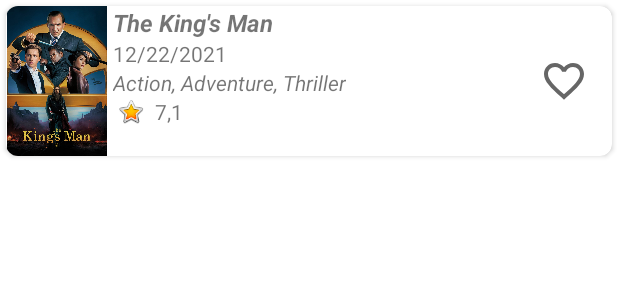
After one commit to rodionovmax/MovieApp, an Android app: the layout favorites_item.xml on its own in the app's theme, with its tools: preview values and no code run, on a phone screen of 412 x 824 dp. The commit adds this screen. Shown: the top 300 px of the screen. Run offline under Robolectric (Android 15) with nearby library versions, the phone set to English and light mode, and no system bars.

Commit message:
added toolbar search, toolbar options menu, favorites recyclerview

```diff
--- /dev/null
+++ b/app/src/main/res/drawable/ic_favorite_border.xml
@@ -0,0 +1,10 @@
+<vector xmlns:android="http://schemas.android.com/apk/res/android"
+    android:width="24dp"
+    android:height="24dp"
+    android:viewportWidth="24"
+    android:viewportHeight="24"
+    android:tint="?attr/colorControlNormal">
+  <path
+      android:fillColor="@android:color/white"
+      android:pathData="M16.5,3c-1.74,0 -3.41,0.81 -4.5,2.09C10.91,3.81 9.24,3 7.5,3 4.42,3 2,5.42 2,8.5c0,3.78 3.4,6.86 8.55,11.54L12,21.35l1.45,-1.32C18.6,15.36 22,12.28 22,8.5 22,5.42 19.58,3 16.5,3zM12.1,18.55l-0.1,0.1 -0.1,-0.1C7.14,14.24 4,11.39 4,8.5 4,6.5 5.5,5 7.5,5c1.54,0 3.04,0.99 3.57,2.36h1.87C13.46,5.99 14.96,5 16.5,5c2,0 3.5,1.5 3.5,3.5 0,2.89 -3.14,5.74 -7.9,10.05z"/>
+</vector>
--- a/app/src/main/res/layout/app_bar_main.xml
+++ b/app/src/main/res/layout/app_bar_main.xml
@@ -15,7 +15,7 @@
             android:id="@+id/toolbar"
             android:layout_width="match_parent"
             android:layout_height="?attr/actionBarSize"
-            android:background="@color/teal_200"
+            android:background="@color/blue"
             android:elevation="4dp"
             android:theme="@style/ThemeOverlay.AppCompat.Dark.ActionBar"
             app:popupTheme="@style/ThemeOverlay.AppCompat.Light" />
--- /dev/null
+++ b/app/src/main/res/layout/favorites_item.xml
@@ -0,0 +1,92 @@
+<?xml version="1.0" encoding="utf-8"?>
+<com.google.android.material.card.MaterialCardView
+    xmlns:android="http://schemas.android.com/apk/res/android"
+    xmlns:app="http://schemas.android.com/apk/res-auto"
+    xmlns:tools="http://schemas.android.com/tools"
+    android:layout_width="match_parent"
+    android:layout_height="100dp"
+    android:layout_margin="4dp"
+    android:elevation="2dp"
+    android:padding="4dp"
+    app:cardCornerRadius="8dp"
+    app:cardElevation="2dp"
+    app:contentPadding="0dp">
+
+    <androidx.constraintlayout.widget.ConstraintLayout
+        android:layout_width="match_parent"
+        android:layout_height="match_parent">
+
+        <ImageView
+            android:id="@+id/imageview_poster"
+            android:layout_width="67dp"
+            android:layout_height="100dp"
+            app:layout_constraintBottom_toBottomOf="parent"
+            app:layout_constraintStart_toStartOf="parent"
+            app:layout_constraintTop_toTopOf="parent"
+            app:srcCompat="@drawable/kingsman"
+            android:contentDescription="@string/imageview_poster" />
+
+        <TextView
+            android:id="@+id/textview_name_favorites"
+            android:layout_width="0dp"
+            android:layout_height="wrap_content"
+            android:layout_marginStart="4dp"
+            android:layout_marginEnd="4dp"
+            android:text="@string/favorites_item_title"
+            android:textAlignment="textStart"
+            android:textSize="16sp"
+            android:textStyle="bold|italic"
+            app:layout_constraintEnd_toEndOf="parent"
+            app:layout_constraintStart_toEndOf="@id/imageview_poster"
+            app:layout_constraintTop_toTopOf="parent" />
+
+        <TextView
+            android:id="@+id/textview_release_date_favorites"
+            android:layout_width="wrap_content"
+            android:layout_height="wrap_content"
+            android:layout_marginStart="4dp"
+            android:text="@string/favorites_item_release_date"
+            app:layout_constraintStart_toEndOf="@id/imageview_poster"
+            app:layout_constraintTop_toBottomOf="@id/textview_name_favorites" />
+
+        <TextView
+            android:id="@+id/textview_genre_favorites"
+            android:layout_width="wrap_content"
+            android:layout_height="wrap_content"
+            android:layout_marginStart="4dp"
+            android:text="@string/favorites_item_genre"
+            android:textStyle="italic"
+            app:layout_constraintStart_toEndOf="@id/imageview_poster"
+            app:layout_constraintTop_toBottomOf="@id/textview_release_date_favorites" />
+
+        <ImageView
+            android:id="@+id/imageview_rating_favorites"
+            android:layout_width="wrap_content"
+            android:layout_height="0dp"
+            app:layout_constraintBottom_toBottomOf="@+id/textview_rating_favorites"
+            app:layout_constraintStart_toEndOf="@id/imageview_poster"
+            app:layout_constraintTop_toTopOf="@+id/textview_rating_favorites"
+            app:srcCompat="@android:drawable/btn_star_big_on"
+            android:contentDescription="@string/imageview_rating_favorites" />
+
+        <TextView
+            android:id="@+id/textview_rating_favorites"
+            android:layout_width="wrap_content"
+            android:layout_height="wrap_content"
+            android:text="@string/favorites_item_rating"
+            app:layout_constraintStart_toEndOf="@id/imageview_rating_favorites"
+            app:layout_constraintTop_toBottomOf="@+id/textview_genre_favorites" />
+
+        <ImageView
+            android:id="@+id/imageview_flag_favorite"
+            android:layout_width="32dp"
+            android:layout_height="32dp"
+            android:layout_margin="16dp"
+            app:layout_constraintBottom_toBottomOf="parent"
+            app:layout_constraintEnd_toEndOf="parent"
+            app:layout_constraintTop_toTopOf="parent"
+            app:srcCompat="@drawable/ic_favorite_border"
+            android:contentDescription="@string/imageview_flag_favorite" />
+
+    </androidx.constraintlayout.widget.ConstraintLayout>
+</com.google.android.material.card.MaterialCardView>
--- a/app/src/main/res/layout/fragment_home.xml
+++ b/app/src/main/res/layout/fragment_home.xml
@@ -12,7 +12,7 @@
         android:id="@+id/home_sections_list"
         android:layout_width="match_parent"
         android:layout_height="0dp"
-        android:background="#D7DDFB"
+        android:background="@color/fragments_background"
         app:layout_constraintBottom_toBottomOf="parent"
         app:layout_constraintEnd_toEndOf="parent"
         app:layout_constraintStart_toStartOf="parent"
--- a/app/src/main/res/values/colors.xml
+++ b/app/src/main/res/values/colors.xml
@@ -7,4 +7,7 @@
     <color name="teal_700">#FF018786</color>
     <color name="black">#FF000000</color>
     <color name="white">#FFFFFFFF</color>
+    <color name="blue">#032541</color>
+    <color name="blue_light">#2196F3</color>
+    <color name="fragments_background">#D7DDFB</color>
 </resources>
--- a/app/src/main/res/values/strings.xml
+++ b/app/src/main/res/values/strings.xml
@@ -13,6 +13,7 @@
     <string name="home_fragment_placeholder">Home fragment</string>
     <string name="favorites_fragment_placeholder">Favorites fragment</string>
     <string name="ratings_fragment_placeholder">Ratings fragment</string>
+    <string name="settings_fragment_placeholder">Settings fragment</string>
     <string name="navigation_drawer_open">Open Navigation Drawer</string>
     <string name="navigation_drawer_close">Close Navigation Drawer</string>
     <string name="imageview_movie">imageview_movie</string>
@@ -20,4 +21,15 @@
     <string name="movie_year">2021</string>
     <string name="movie_rating">8.4</string>
     <string name="movie_card_star_icon">movie_card_star_icon</string>
+    <string name="toolbar_settings_title">Settings</string>
+    <string name="toolbar_search_title">Search</string>
+    <!-- TODO: Remove or change this placeholder text -->
+    <string name="hello_blank_fragment">Hello blank fragment</string>
+    <string name="favorites_item_title">The King\'s Man</string>
+    <string name="favorites_item_release_date">12/22/2021</string>
+    <string name="favorites_item_genre">Action, Adventure, Thriller</string>
+    <string name="favorites_item_rating">7,1</string>
+    <string name="imageview_poster">imageviewPoster</string>
+    <string name="imageview_rating_favorites">imageviewRatingFavorites</string>
+    <string name="imageview_flag_favorite">imageviewFlagFavorite</string>
 </resources>
--- a/app/src/main/res/values/themes.xml
+++ b/app/src/main/res/values/themes.xml
@@ -10,7 +10,7 @@
         <item name="colorSecondaryVariant">@color/teal_700</item>
         <item name="colorOnSecondary">@color/black</item>
         <!-- Status bar color. -->
-        <item name="android:statusBarColor" tools:targetApi="l">?attr/colorPrimaryVariant</item>
+        <item name="android:statusBarColor" tools:targetApi="l">@color/blue</item>
         <!-- Customize your theme here. -->
     </style>
 
```
Also changed, not shown: app/src/main/java/com/gb/movieapp/view/MainActivity.kt (+16 -0 lines), app/src/main/java/com/gb/movieapp/view/SettingsFragment.kt (renamed from app/src/main/java/com/gb/movieapp/view/FavoritesFragment.kt, +3 -4 lines), app/src/main/java/com/gb/movieapp/view/favorites/FavoritesAdapter.kt (added, +45 -0 lines), app/src/main/java/com/gb/movieapp/view/favorites/FavoritesFragment.kt (added, +44 -0 lines), app/src/main/res/layout/fragment_favorites.xml (+17 -13 lines), app/src/main/res/layout/fragment_settings.xml (added, +15 -0 lines), app/src/main/res/layout/nav_header.xml (+5 -3 lines), app/src/main/res/menu/options_menu.xml (added, +14 -0 lines), app/src/main/res/drawable/kingsman.jpeg (added).
